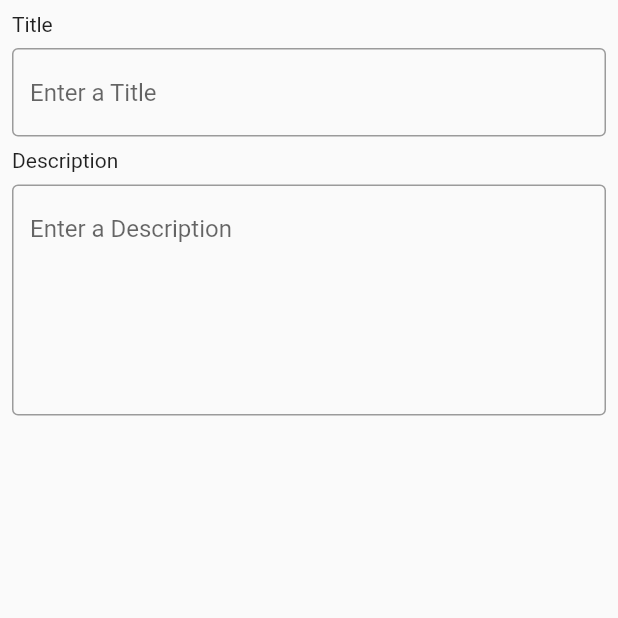
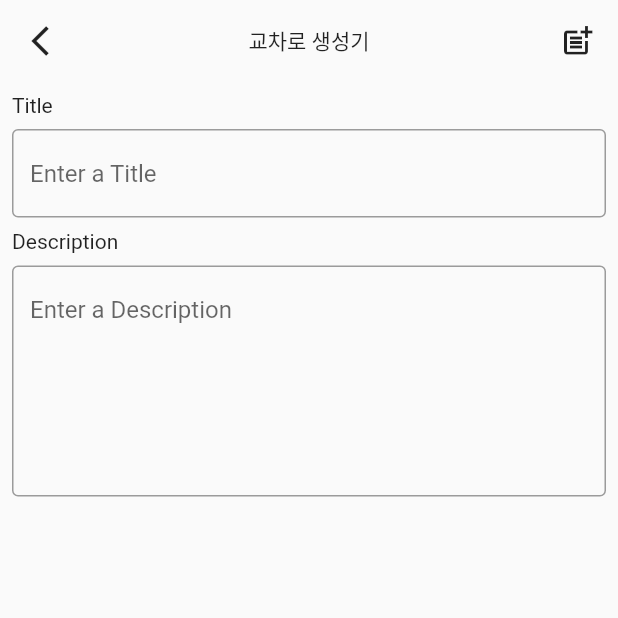
Before and after one commit to fantasticfinger/winter3way, a Flutter app: the screen it shows after launch, item 2 of the bottom bar chosen, on a phone screen of 412 x 824 dp, the top half of it. Run offline on Flutter 3.47's test engine with Material 2 defaults, Android fonts, the phone set to English and light mode, and no system bars; our stand-ins replace cached_network_image, get; network calls fail.

Commit message:
MyPage 기본 와꾸 + upload AppBar 추가

```diff
--- a/lib/page/upload.dart
+++ b/lib/page/upload.dart
@@ -1,10 +1,46 @@
 import 'package:flutter/material.dart';
+import 'package:get/get.dart';
 
 class Upload extends StatelessWidget {
   const Upload({Key? key}) : super(key: key);
 
-  Widget _head() {
-    return Container();
+  @override
+  Widget build(BuildContext context) {
+    return Scaffold(
+      body: ListView(
+        children: [
+          _appbar(),
+          _title(),
+          _description(),
+        ],
+      ),
+    );
+  }
+
+  Widget _appbar() {
+    return Row(
+        mainAxisAlignment: MainAxisAlignment.spaceBetween,
+        children: [
+          GestureDetector(
+            onTap: (){
+              Get.back();
+            },
+            child: Container(
+                padding: const EdgeInsets.all(15.0),
+                child: const Icon(Icons.arrow_back_ios_sharp)
+            ),
+          ),
+          const Text("교차로 생성기"),
+          GestureDetector(
+            onTap: (){
+              //todo 어딘가로 이동해야함
+            },
+            child: Container(
+                padding: const EdgeInsets.all(15.0),
+                child: const Icon(Icons.post_add_outlined)
+            ),
+          ),
+        ]);
   }
 
   Widget _title() {
@@ -12,8 +48,8 @@ class Upload extends StatelessWidget {
       crossAxisAlignment: CrossAxisAlignment.start,
       children: const [
         Padding(
-        padding: EdgeInsets.all(8),
-        child: Text("Title"),
+          padding: EdgeInsets.all(8),
+          child: Text("Title"),
         ),
         Padding(
           padding: EdgeInsets.symmetric(horizontal: 8),
@@ -33,7 +69,7 @@ class Upload extends StatelessWidget {
       crossAxisAlignment: CrossAxisAlignment.start,
       children: const [
         Padding(
-          padding:  EdgeInsets.all(8),
+          padding: EdgeInsets.all(8),
           child: Text(
             "Description",
             textAlign: TextAlign.start,
@@ -53,17 +89,4 @@ class Upload extends StatelessWidget {
       ],
     );
   }
-
-  @override
-  Widget build(BuildContext context) {
-    return Scaffold(
-      body: ListView(
-        children: [
-          _head(),
-          _title(),
-          _description(),
-        ],
-      ),
-    );
-  }
 }
--- a/lib/view/app.dart
+++ b/lib/view/app.dart
@@ -4,6 +4,7 @@ import 'package:winter_3way/controller/bottom_nav_controller.dart';
 import 'package:get/get.dart';
 
 import '../page/home.dart';
+import '../page/mypage.dart';
 
 class App extends GetView<BottomNavController> {
   const App({Key? key}) : super(key: key);
@@ -20,7 +21,7 @@ class App extends GetView<BottomNavController> {
               children: [
                 const Home(),
                 Container(child: Center(child: Text('UPLOAD'))),
-                Container(child: Center(child: Text('MYPAGE'))),
+                const MyPage(),
               ],
             ),
             backgroundColor: Colors.white,
```
Also changed, not shown: lib/component/my_content_detail_info.dart (added, +29 -0 lines), lib/component/my_content_info.dart (added, +24 -0 lines), lib/page/mypage.dart (added, +27 -0 lines).
